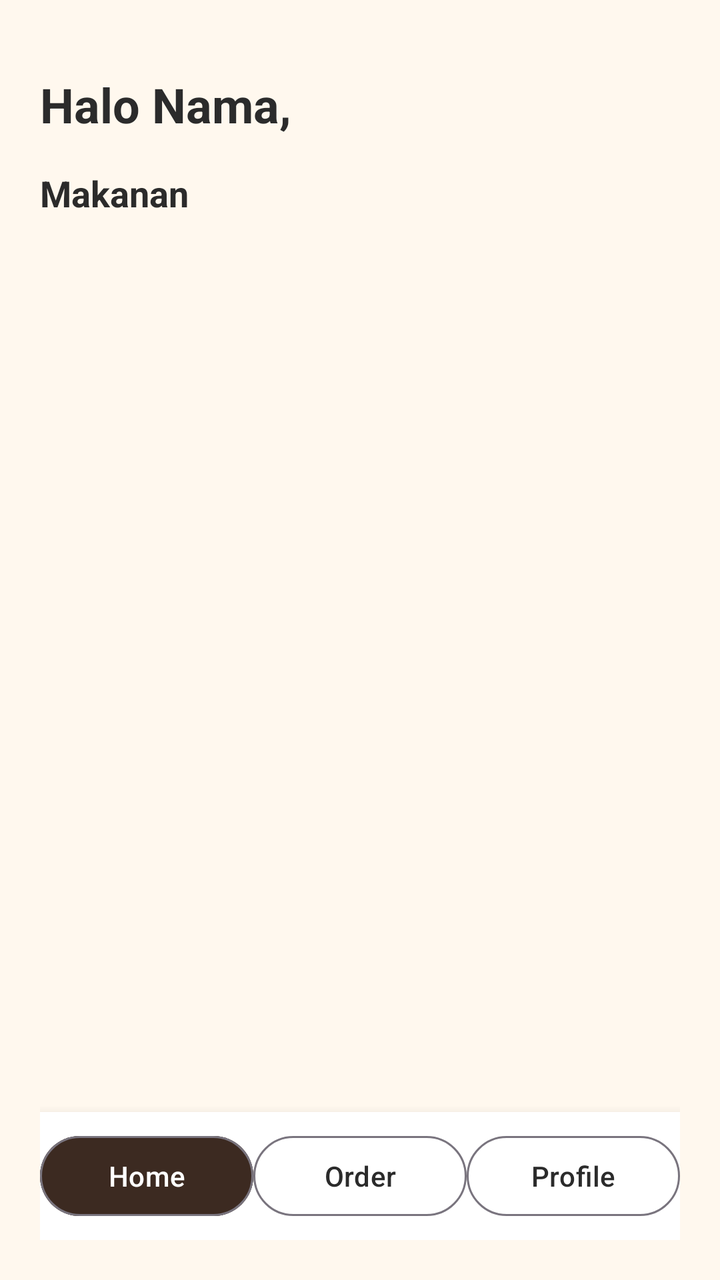
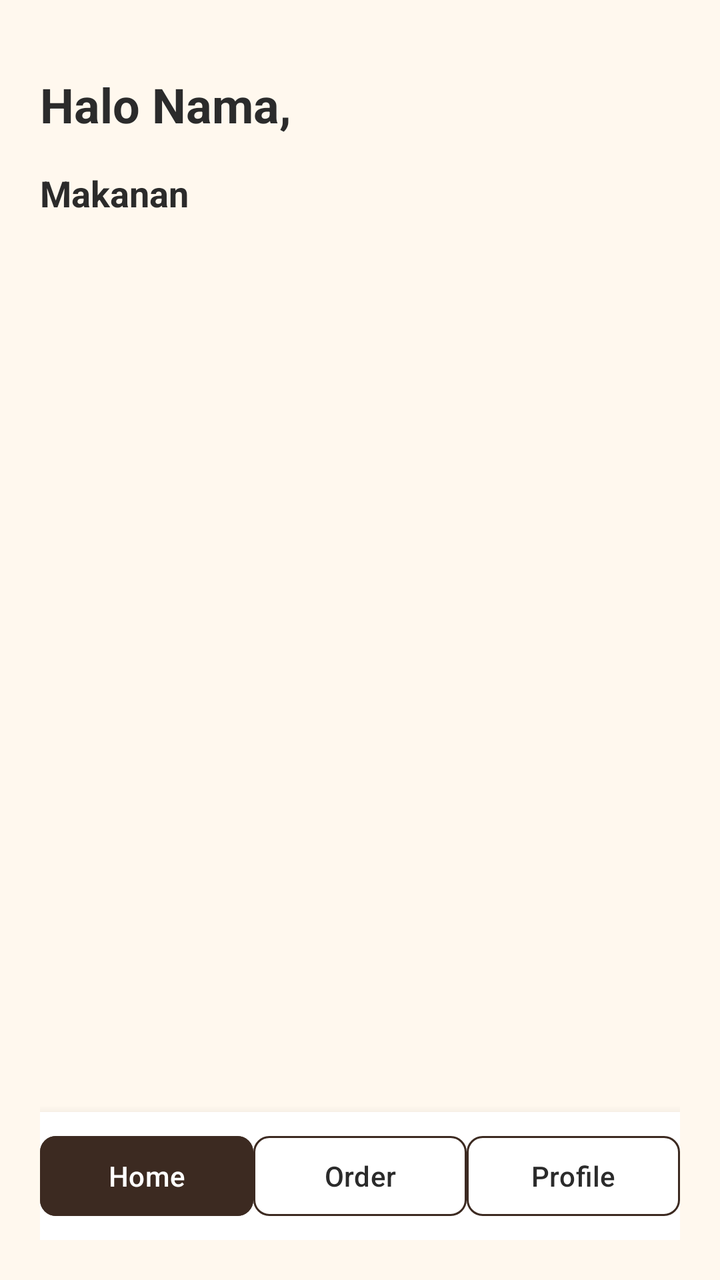

An Android layout rendered at two revisions. The XML below is the earlier revision; the diff shows what the commit changed to produce the second picture.
<!-- AndroidManifest.xml: application theme Theme.KopiDanNyemil -->
<!-- res/layout/activity_home.xml -->
<?xml version="1.0" encoding="utf-8"?>
<LinearLayout xmlns:android="http://schemas.android.com/apk/res/android"
    android:layout_width="match_parent"
    android:layout_height="match_parent"
    android:background="@color/cream_bg"
    android:orientation="vertical"
    android:padding="20dp">

    <TextView
        android:id="@+id/tvHaloNama"
        android:layout_width="wrap_content"
        android:layout_height="wrap_content"
        android:layout_marginTop="16dp"
        android:text="Halo Nama,"
        android:textColor="@color/text_dark"
        android:textSize="24sp"
        android:textStyle="bold"
        android:layout_marginBottom="16dp" />

    <TextView
        android:layout_width="wrap_content"
        android:layout_height="wrap_content"
        android:text="Makanan"
        android:textColor="@color/text_dark"
        android:textSize="18sp"
        android:textStyle="bold"
        android:layout_marginBottom="12dp" />

    <androidx.recyclerview.widget.RecyclerView
        android:id="@+id/rvFood"
        android:layout_width="match_parent"
        android:layout_height="0dp"
        android:layout_weight="1"
        android:layout_marginBottom="16dp" />

    
    <LinearLayout
        android:layout_width="match_parent"
        android:layout_height="64dp"
        android:background="@color/white"
        android:gravity="center"
        android:orientation="horizontal"
        android:elevation="8dp">

        <Button
            android:id="@+id/btnNavHome"
            android:layout_width="0dp"
            android:layout_height="wrap_content"
            android:layout_weight="1"
            android:backgroundTint="@color/coffee_dark"
            android:text="Home"
            android:textColor="@color/white"
            style="?attr/materialButtonOutlinedStyle" />

        <Button
            android:id="@+id/btnNavOrder"
            android:layout_width="0dp"
            android:layout_height="wrap_content"
            android:layout_weight="1"
            android:backgroundTint="@color/white"
            android:text="Order"
            android:textColor="@color/text_dark"
            style="?attr/materialButtonOutlinedStyle" />

        <Button
            android:id="@+id/btnNavProfile"
            android:layout_width="0dp"
            android:layout_height="wrap_content"
            android:layout_weight="1"
            android:backgroundTint="@color/white"
            android:text="Profile"
            android:textColor="@color/text_dark"
            style="?attr/materialButtonOutlinedStyle" />

    </LinearLayout>

</LinearLayout>
<!-- resources referenced by this layout -->
<resources>
  <color name="coffee_dark">#3C2A21</color>
  <color name="cream_bg">#FFF8EE</color>
  <color name="text_dark">#2B2B2B</color>
  <color name="white">#FFFFFFFF</color>
  <style name="Theme.KopiDanNyemil" parent="Base.Theme.KopiDanNyemil" />
  <style name="Base.Theme.KopiDanNyemil" parent="Theme.Material3.DayNight.NoActionBar">
          
          
      </style>
</resources>

<!-- the commit's change to res/layout/activity_home.xml (unified diff, before → after) -->
@@ -1,5 +1,6 @@
 <?xml version="1.0" encoding="utf-8"?>
 <LinearLayout xmlns:android="http://schemas.android.com/apk/res/android"
+    xmlns:app="http://schemas.android.com/apk/res-auto"
     android:layout_width="match_parent"
     android:layout_height="match_parent"
     android:background="@color/cream_bg"
@@ -50,7 +51,7 @@
             android:backgroundTint="@color/coffee_dark"
             android:text="Home"
             android:textColor="@color/white"
-            style="?attr/materialButtonOutlinedStyle" />
+            app:cornerRadius="8dp" />
 
         <Button
             android:id="@+id/btnNavOrder"
@@ -60,7 +61,9 @@
             android:backgroundTint="@color/white"
             android:text="Order"
             android:textColor="@color/text_dark"
-            style="?attr/materialButtonOutlinedStyle" />
+            app:strokeColor="@color/coffee_dark"
+            app:strokeWidth="1dp"
+            app:cornerRadius="8dp" />
 
         <Button
             android:id="@+id/btnNavProfile"
@@ -70,7 +73,9 @@
             android:backgroundTint="@color/white"
             android:text="Profile"
             android:textColor="@color/text_dark"
-            style="?attr/materialButtonOutlinedStyle" />
+            app:strokeColor="@color/coffee_dark"
+            app:strokeWidth="1dp"
+            app:cornerRadius="8dp" />
 
     </LinearLayout>
 
